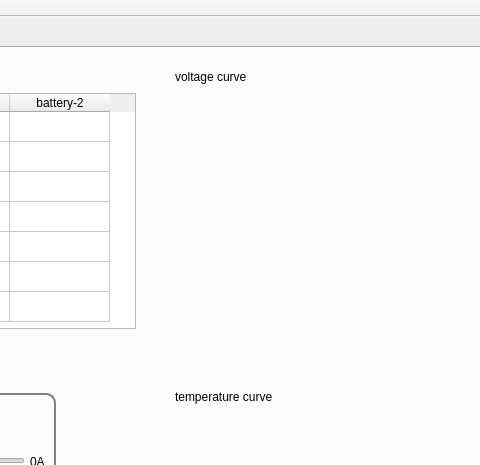
Before: the Qt Designer form mainwindow.ui in summerkaka/autobat, drawn with Qt 5; both pictures show x 232 to 712 and y 0 to 465 of the 1280 by 800 pixel window.
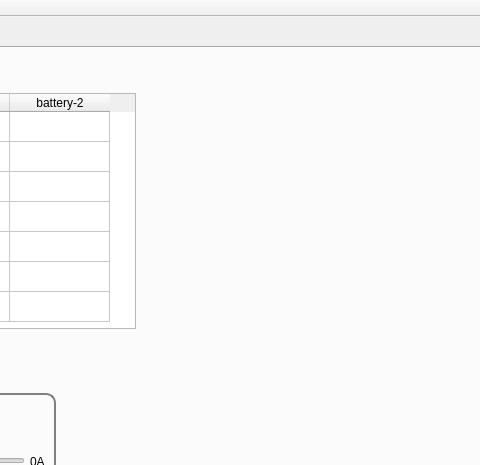
After: the same form once the commit is applied. Custom widgets are drawn as their Qt base class.

What changed in the file:
```diff
--- a/mainwindow.ui
+++ b/mainwindow.ui
@@ -263,19 +263,6 @@
        </rect>
       </property>
      </widget>
-     <widget class="QLabel" name="label">
-      <property name="geometry">
-       <rect>
-        <x>400</x>
-        <y>20</y>
-        <width>96</width>
-        <height>17</height>
-       </rect>
-      </property>
-      <property name="text">
-       <string>voltage curve</string>
-      </property>
-     </widget>
      <widget class="RealTimeCurve" name="widget_2" native="true">
       <property name="geometry">
        <rect>
@@ -286,19 +273,6 @@
        </rect>
       </property>
      </widget>
-     <widget class="QLabel" name="label_2">
-      <property name="geometry">
-       <rect>
-        <x>400</x>
-        <y>340</y>
-        <width>131</width>
-        <height>17</height>
-       </rect>
-      </property>
-      <property name="text">
-       <string>temperature curve</string>
-      </property>
-     </widget>
     </widget>
     <widget class="QWidget" name="tab_2">
      <attribute name="title">
```
